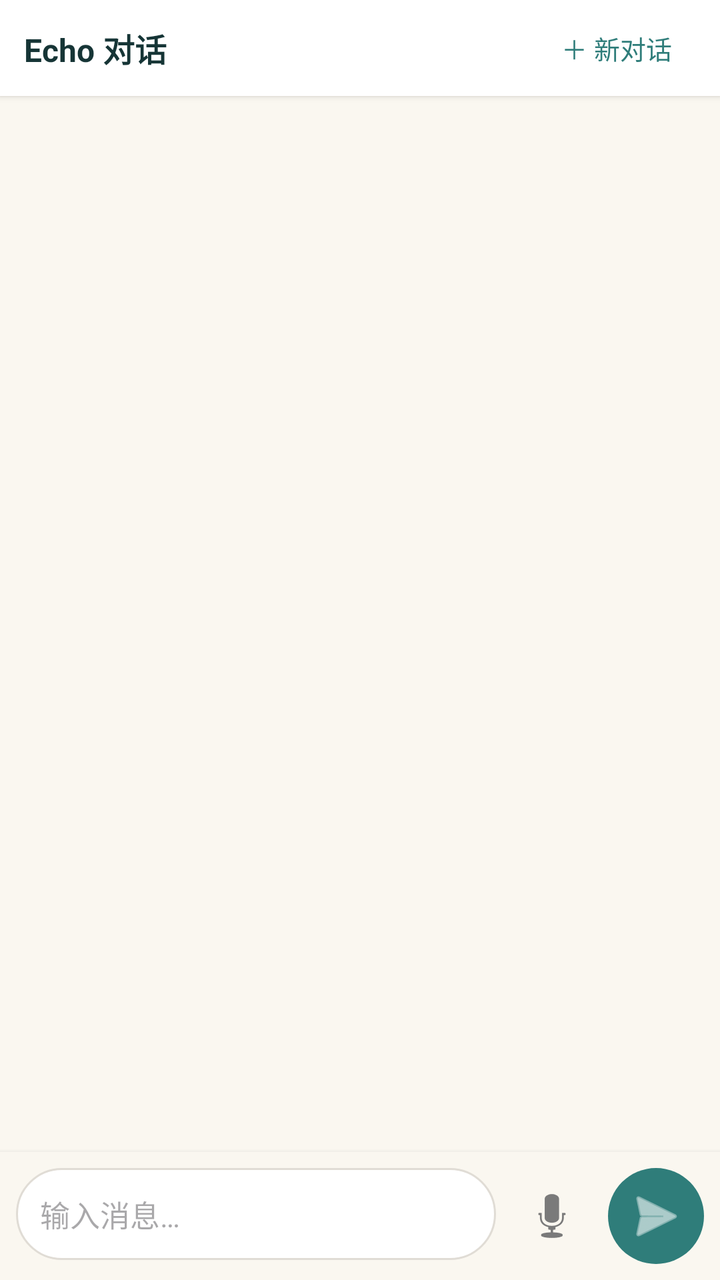
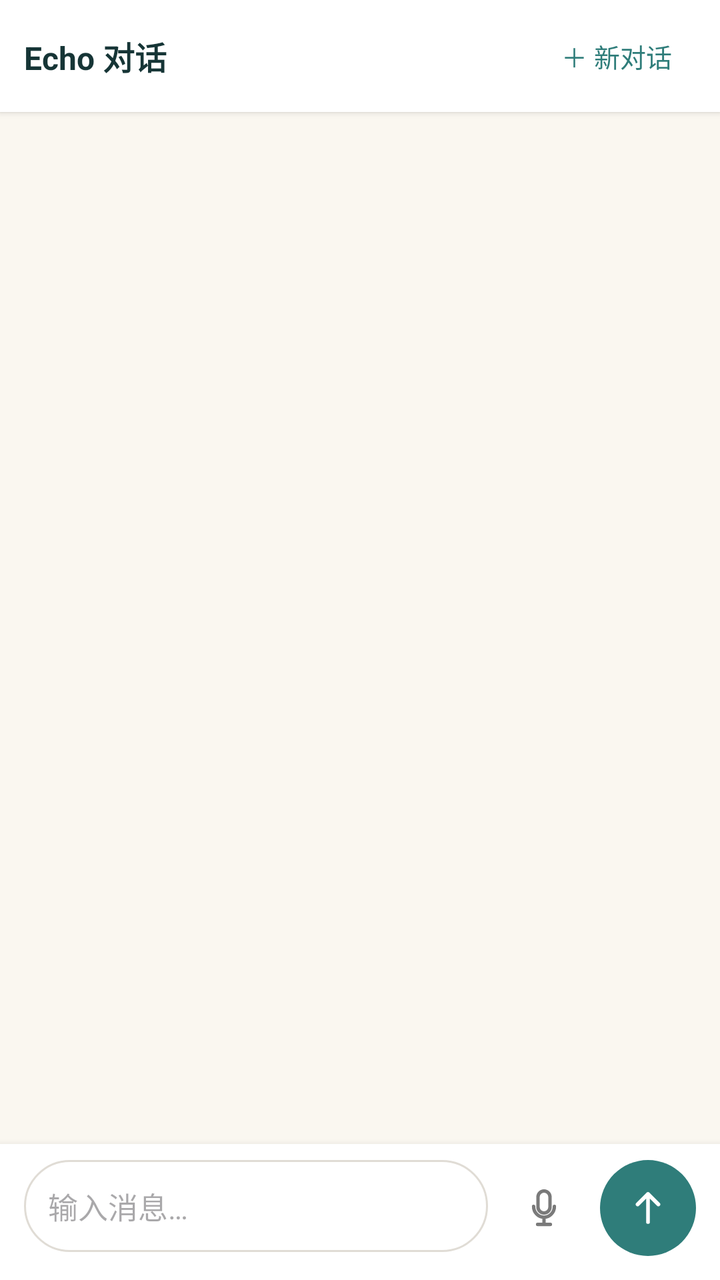

The first picture is an Android layout as it rendered before a commit; the second is the same layout after the commit. The layout source and the unified diff follow.
<!-- AndroidManifest.xml: application theme Theme.MyApplication -->
<!-- res/layout/activity_chat.xml -->
<?xml version="1.0" encoding="utf-8"?>
<LinearLayout xmlns:android="http://schemas.android.com/apk/res/android"
    xmlns:app="http://schemas.android.com/apk/res-auto"
    android:id="@+id/root_chat"
    android:layout_width="match_parent"
    android:layout_height="match_parent"
    android:fitsSystemWindows="true"
    android:orientation="vertical"
    android:background="?attr/echoBackground">

    
    <LinearLayout
        android:layout_width="match_parent"
        android:layout_height="48dp"
        android:orientation="horizontal"
        android:gravity="center_vertical"
        android:paddingHorizontal="12dp"
        android:background="?attr/echoSurface"
        android:elevation="2dp">

        <TextView
            android:id="@+id/tv_chat_title"
            android:layout_width="0dp"
            android:layout_height="wrap_content"
            android:layout_weight="1"
            android:text="Echo 对话"
            android:textColor="?attr/echoTextPrimary"
            android:textSize="16sp"
            android:textStyle="bold"
            android:clickable="true"
            android:focusable="true"
            android:background="?android:attr/selectableItemBackground" />

        <TextView
            android:id="@+id/btn_new_chat"
            android:layout_width="wrap_content"
            android:layout_height="36dp"
            android:gravity="center"
            android:paddingHorizontal="12dp"
            android:text="＋ 新对话"
            android:textSize="13sp"
            android:textColor="?attr/echoPrimary"
            android:clickable="true"
            android:focusable="true"
            android:background="?android:attr/selectableItemBackground" />
    </LinearLayout>

    
    <TextView
        android:id="@+id/status_text"
        android:layout_width="match_parent"
        android:layout_height="wrap_content"
        android:background="#FFF3CD"
        android:padding="8dp"
        android:textColor="#856404"
        android:textSize="12sp"
        android:visibility="gone"
        android:gravity="center" />

    
    <TextView
        android:id="@+id/memory_hint"
        android:layout_width="match_parent"
        android:layout_height="wrap_content"
        android:background="#E8F5E9"
        android:padding="6dp"
        android:textColor="#2E7D32"
        android:textSize="11sp"
        android:visibility="gone"
        android:gravity="center" />

    
    <androidx.recyclerview.widget.RecyclerView
        android:id="@+id/recycler_messages"
        android:layout_width="match_parent"
        android:layout_height="0dp"
        android:layout_weight="1"
        android:paddingVertical="8dp"
        android:clipToPadding="false" />

    
    <ProgressBar
        android:id="@+id/progress_loading"
        android:layout_width="24dp"
        android:layout_height="24dp"
        android:layout_gravity="center"
        android:layout_margin="4dp"
        android:visibility="gone"
        style="?android:attr/progressBarStyle" />

    
    <LinearLayout
        android:layout_width="match_parent"
        android:layout_height="wrap_content"
        android:orientation="horizontal"
        android:padding="8dp"
        android:background="?attr/echoBackground"
        android:elevation="4dp">

        <EditText
            android:id="@+id/input_message"
            android:layout_width="0dp"
            android:layout_height="wrap_content"
            android:layout_weight="1"
            android:hint="@string/hint_message"
            android:maxLines="4"
            android:padding="12dp"
            android:background="@drawable/bg_input"
            android:textSize="15sp" />

        <ImageButton
            android:id="@+id/btn_voice"
            android:layout_width="48dp"
            android:layout_height="48dp"
            android:layout_marginStart="4dp"
            android:background="?android:attr/selectableItemBackgroundBorderless"
            android:src="@android:drawable/ic_btn_speak_now"
            android:contentDescription="@string/voice_input"
            app:tint="?attr/echoTextSecondary" />

        <ImageButton
            android:id="@+id/btn_send"
            android:layout_width="48dp"
            android:layout_height="48dp"
            android:layout_marginStart="4dp"
            android:background="@drawable/bg_send_button"
            android:src="@android:drawable/ic_menu_send"
            android:contentDescription="@string/send"
            app:tint="?attr/echoOnPrimary" />
    </LinearLayout>
</LinearLayout>
<!-- resources referenced by this layout -->
<resources>
  <!-- drawable bg_input (drawable) -->
  <?xml version="1.0" encoding="utf-8"?>
  <shape xmlns:android="http://schemas.android.com/apk/res/android"
      android:shape="rectangle">
      <solid android:color="?attr/echoSurface" />
      <corners android:radius="24dp" />
      <stroke android:width="1dp" android:color="?attr/echoBorder" />
  </shape>
  <!-- drawable bg_send_button (drawable) -->
  <?xml version="1.0" encoding="utf-8"?>
  <shape xmlns:android="http://schemas.android.com/apk/res/android"
      android:shape="oval">
      <solid android:color="?attr/echoPrimary" />
  </shape>
  <string name="hint_message">输入消息…</string>
  <string name="send">发送</string>
  <string name="voice_input">语音输入</string>
  <style name="Theme.MyApplication" parent="Theme.MyApplication.Base">
          <item name="echoPrimary">#2F7D7A</item>
          <item name="echoPrimaryDark">#1E5553</item>
          <item name="echoBackground">#FAF7F0</item>
          <item name="echoSurface">#FFFFFF</item>
          <item name="echoSurfaceVariant">#F3EFE7</item>
          <item name="echoTextPrimary">#163536</item>
          <item name="echoTextSecondary">#7A7A7A</item>
          <item name="echoAccent">#E9C98F</item>
          <item name="echoOnPrimary">#FFFFFF</item>
          <item name="echoBorder">#E0DCD5</item>
          <item name="echoDestructive">#E53935</item>
          <item name="echoHint">#BDBDBD</item>
          <item name="echoBubbleUser">#2F7D7A</item>
          <item name="echoBubbleAssistant">#F3EFE7</item>
          <item name="echoToolInfoBg">#F3EFE7</item>
      </style>
  <style name="Theme.MyApplication.Base" parent="Theme.Material3.DayNight.NoActionBar">
          
          <item name="colorPrimary">?attr/echoPrimary</item>
          <item name="colorPrimaryDark">?attr/echoPrimaryDark</item>
          <item name="colorAccent">?attr/echoPrimary</item>
          <item name="android:colorBackground">?attr/echoBackground</item>
          <item name="colorSurface">?attr/echoSurface</item>
          <item name="colorOnPrimary">?attr/echoOnPrimary</item>
          <item name="colorOnSurface">?attr/echoTextPrimary</item>
          <item name="android:statusBarColor">@android:color/transparent</item>
          <item name="android:navigationBarColor">@android:color/transparent</item>
      </style>
</resources>

<!-- the commit's change to res/layout/activity_chat.xml (unified diff, before → after) -->
@@ -11,7 +11,7 @@
     
     <LinearLayout
         android:layout_width="match_parent"
-        android:layout_height="48dp"
+        android:layout_height="56dp"
         android:orientation="horizontal"
         android:gravity="center_vertical"
         android:paddingHorizontal="12dp"
@@ -75,7 +75,8 @@
         android:layout_width="match_parent"
         android:layout_height="0dp"
         android:layout_weight="1"
-        android:paddingVertical="8dp"
+        android:paddingTop="12dp"
+        android:paddingBottom="16dp"
         android:clipToPadding="false" />
 
     
@@ -93,9 +94,11 @@
         android:layout_width="match_parent"
         android:layout_height="wrap_content"
         android:orientation="horizontal"
-        android:padding="8dp"
-        android:background="?attr/echoBackground"
-        android:elevation="4dp">
+        android:paddingHorizontal="12dp"
+        android:paddingTop="8dp"
+        android:paddingBottom="12dp"
+        android:background="?attr/echoSurface"
+        android:elevation="6dp">
 
         <EditText
             android:id="@+id/input_message"
@@ -114,7 +117,7 @@
             android:layout_height="48dp"
             android:layout_marginStart="4dp"
             android:background="?android:attr/selectableItemBackgroundBorderless"
-            android:src="@android:drawable/ic_btn_speak_now"
+            android:src="@drawable/ic_echo_mic"
             android:contentDescription="@string/voice_input"
             app:tint="?attr/echoTextSecondary" />
 
@@ -124,7 +127,7 @@
             android:layout_height="48dp"
             android:layout_marginStart="4dp"
             android:background="@drawable/bg_send_button"
-            android:src="@android:drawable/ic_menu_send"
+            android:src="@drawable/ic_echo_send"
             android:contentDescription="@string/send"
             app:tint="?attr/echoOnPrimary" />
     </LinearLayout>
<!-- resource entries referenced after the edit -->
@@ -14,6 +14,25 @@
       android:shape="oval">
       <solid android:color="?attr/echoPrimary" />
   </shape>
+  <!-- drawable ic_echo_mic (drawable) -->
+  <vector xmlns:android="http://schemas.android.com/apk/res/android"
+      android:width="24dp" android:height="24dp"
+      android:viewportWidth="24" android:viewportHeight="24">
+      <path android:fillColor="@android:color/transparent" android:strokeColor="#FFFFFFFF"
+          android:strokeWidth="1.7" android:strokeLineCap="round" android:strokeLineJoin="round"
+          android:pathData="M12,3.5C10.35,3.5 9,4.85 9,6.5V11.5C9,13.15 10.35,14.5 12,14.5C13.65,14.5 15,13.15 15,11.5V6.5C15,4.85 13.65,3.5 12,3.5Z" />
+      <path android:fillColor="@android:color/transparent" android:strokeColor="#FFFFFFFF"
+          android:strokeWidth="1.7" android:strokeLineCap="round"
+          android:pathData="M6.8,11.2C6.8,14.2 9.1,16.6 12,16.6C14.9,16.6 17.2,14.2 17.2,11.2M12,16.6V20.2M8.8,20.2H15.2" />
+  </vector>
+  <!-- drawable ic_echo_send (drawable) -->
+  <vector xmlns:android="http://schemas.android.com/apk/res/android"
+      android:width="24dp" android:height="24dp"
+      android:viewportWidth="24" android:viewportHeight="24">
+      <path android:fillColor="@android:color/transparent" android:strokeColor="#FFFFFFFF"
+          android:strokeWidth="1.9" android:strokeLineCap="round" android:strokeLineJoin="round"
+          android:pathData="M12,19V5M6.8,10.2L12,5L17.2,10.2" />
+  </vector>
   <string name="hint_message">输入消息…</string>
   <string name="send">发送</string>
   <string name="voice_input">语音输入</string>
